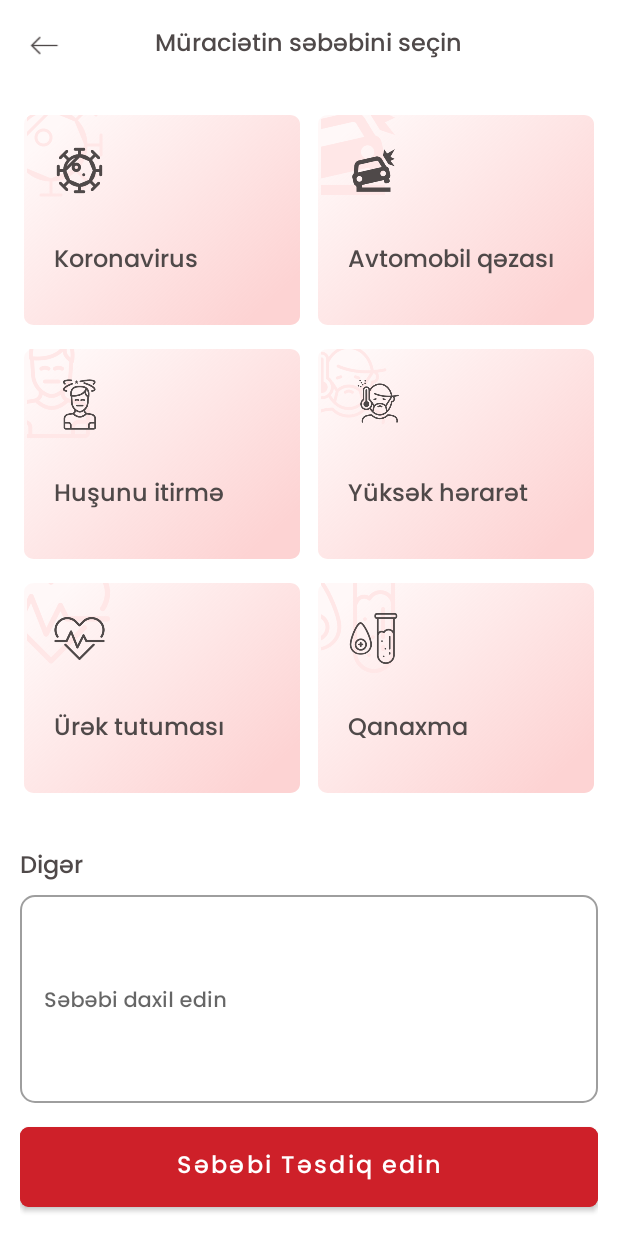
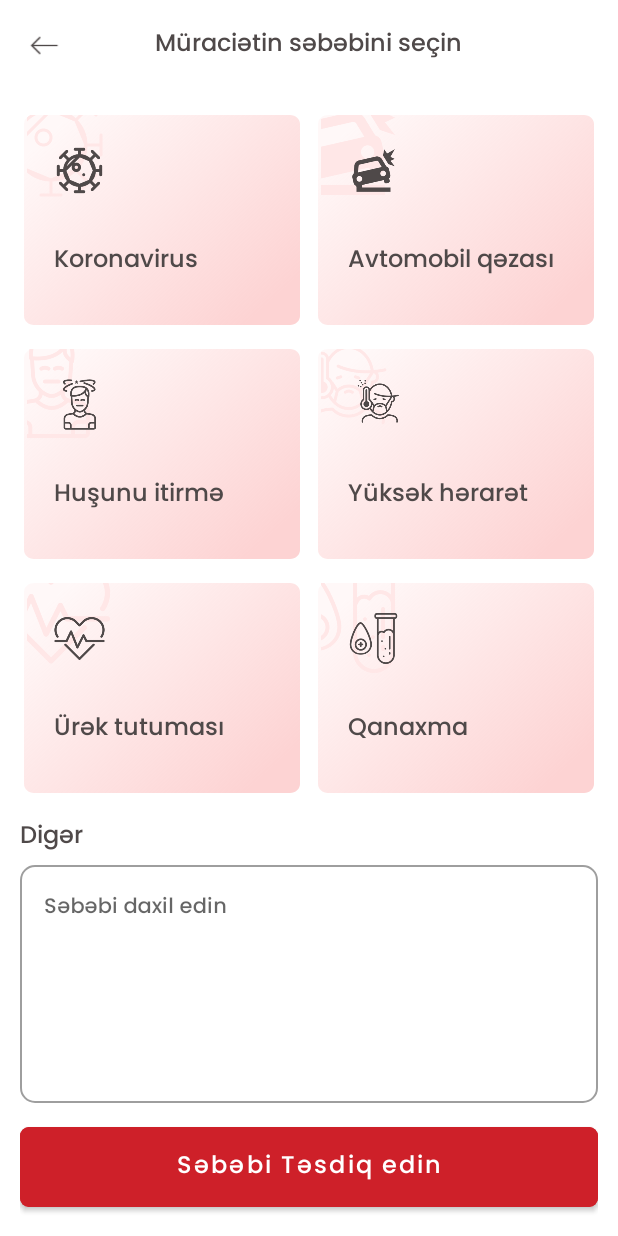
Before and after one commit to Huseynbaba01/MEDICALL, an Android app: the DiseasesFragment screen opened through its navigation route, on a phone screen of 412 x 824 dp. Run offline under Robolectric (Android 15) with nearby library versions, the phone set to English and light mode, and no system bars; 1 statement that could not run was skipped.

Commit message:
[MED_11.2] Bug fixes minor changes

```diff
--- a/app/src/main/java/com/creativeprojects/medicall/ui/fragment/DiseasesFragment.kt
+++ b/app/src/main/java/com/creativeprojects/medicall/ui/fragment/DiseasesFragment.kt
@@ -1,11 +1,11 @@
 package com.creativeprojects.medicall.ui.fragment
 
-import android.graphics.drawable.Drawable
 import android.os.Bundle
 import androidx.fragment.app.Fragment
 import android.view.LayoutInflater
 import android.view.View
 import android.view.ViewGroup
+import androidx.navigation.fragment.findNavController
 import com.creativeprojects.medicall.R
 import com.creativeprojects.medicall.databinding.FragmentDiseasesBinding
 
@@ -21,7 +21,7 @@ class DiseasesFragment : Fragment() {
     override fun onCreateView(
         inflater: LayoutInflater, container: ViewGroup?,
         savedInstanceState: Bundle?
-    ): View? {
+    ): View {
         corona = true
         fever = true
         carCrash = true
@@ -29,6 +29,7 @@ class DiseasesFragment : Fragment() {
         heartStroke = true
         bleeding = true
         binding = FragmentDiseasesBinding.inflate(inflater)
+
         binding.corona?.setOnClickListener {
             corona = if(corona as Boolean) {
                 binding.corona!!.setBackgroundResource(R.drawable.diseases_clicked_background)
@@ -93,5 +94,12 @@ class DiseasesFragment : Fragment() {
         return binding.root
     }
 
+    override fun onViewCreated(view: View, savedInstanceState: Bundle?) {
+        binding.arrowLeft!!.setOnClickListener {
+            findNavController().navigate(DiseasesFragmentDirections.actionDiseasesFragmentToSelectUserTypeFragment())
+        }
+        super.onViewCreated(view, savedInstanceState)
+    }
+
 
 }
--- a/app/src/main/java/com/creativeprojects/medicall/ui/fragment/IntroFragment.kt
+++ b/app/src/main/java/com/creativeprojects/medicall/ui/fragment/IntroFragment.kt
@@ -16,7 +16,7 @@ class IntroFragment : Fragment() {
         inflater: LayoutInflater,
         container: ViewGroup?,
         savedInstanceState: Bundle?
-    ): View? {
+    ): View {
         binding = FragmentIntroBinding.inflate(inflater, container, false)
         Handler(Looper.getMainLooper()).postDelayed(
             {
--- a/app/src/main/res/layout-dpi/fragment_diseases.xml
+++ b/app/src/main/res/layout-dpi/fragment_diseases.xml
@@ -304,6 +304,7 @@
                 android:backgroundTint="@color/main_red"
                 android:fontFamily="@font/poppins_medium"
                 android:hint="Səbəbi daxil edin"
+                android:gravity="start"
                 android:textColor="@color/text_black"
                 android:textSize="14sp" />
         </com.google.android.material.textfield.TextInputLayout>
--- a/app/src/main/res/layout/fragment_diseases.xml
+++ b/app/src/main/res/layout/fragment_diseases.xml
@@ -10,11 +10,13 @@
         android:layout_height="wrap_content"
         android:padding="13dp"
         android:id="@+id/topPart">
+
         <ImageView
+            android:id="@+id/arrow_left"
             android:layout_width="34dp"
             android:layout_height="34dp"
-            android:src="@drawable/arrow_left"
-            android:layout_centerVertical="true"/>
+            android:layout_centerVertical="true"
+            android:src="@drawable/arrow_left" />
 
         <TextView
             android:layout_width="wrap_content"
@@ -285,7 +287,6 @@
             android:layout_width="match_parent"
             android:layout_height="wrap_content"
 
-            android:layout_marginTop="20dp"
             android:fontFamily="@font/poppins_medium"
             android:text="Digər"
             android:textColor="@color/text_black"
@@ -296,21 +297,22 @@
             style="@style/Widget.MaterialComponents.TextInputLayout.OutlinedBox"
             android:layout_width="match_parent"
             android:layout_height="match_parent"
+            android:layout_above="@+id/mb_confirm"
             android:layout_below="@+id/tv_other"
-            android:layout_above="@+id/mb_confirm"
+            android:textAlignment="textStart"
             app:boxCornerRadiusBottomEnd="10dp"
             app:boxCornerRadiusBottomStart="10dp"
             app:boxCornerRadiusTopEnd="10dp"
-            app:boxCornerRadiusTopStart="10dp"
-            android:textAlignment="textStart">
+            app:boxCornerRadiusTopStart="10dp">
 
             <com.google.android.material.textfield.TextInputEditText
                 android:layout_width="match_parent"
                 android:layout_height="match_parent"
-                android:textAlignment="textStart"
                 android:backgroundTint="@color/main_red"
                 android:fontFamily="@font/poppins_medium"
+                android:gravity="start"
                 android:hint="Səbəbi daxil edin"
+                android:textAlignment="textStart"
                 android:textColor="@color/text_black"
                 android:textSize="14sp" />
         </com.google.android.material.textfield.TextInputLayout>
--- a/app/src/main/res/navigation/main_nav_graph.xml
+++ b/app/src/main/res/navigation/main_nav_graph.xml
@@ -30,5 +30,9 @@
         android:id="@+id/diseasesFragment"
         android:name="com.creativeprojects.medicall.ui.fragment.DiseasesFragment"
         android:label="fragment_diseases"
-        tools:layout="@layout/fragment_diseases" />
+        tools:layout="@layout/fragment_diseases" >
+        <action
+            android:id="@+id/action_diseasesFragment_to_selectUserTypeFragment"
+            app:destination="@id/selectUserTypeFragment" />
+    </fragment>
 </navigation>
--- a/app/src/main/res/values/themes.xml
+++ b/app/src/main/res/values/themes.xml
@@ -2,8 +2,8 @@
     <!-- Base application theme. -->
     <style name="Theme.MEDICALL" parent="Theme.MaterialComponents.DayNight.NoActionBar">
         <!-- Primary brand color. -->
-        <item name="colorPrimary">@color/purple_500</item>
-        <item name="colorPrimaryVariant">@color/purple_700</item>
+        <item name="colorPrimary">@color/main_red</item>
+        <item name="colorPrimaryVariant">@color/main_red</item>
         <item name="colorOnPrimary">@color/white</item>
         <!-- Secondary brand color. -->
         <item name="colorSecondary">@color/teal_200</item>
```
